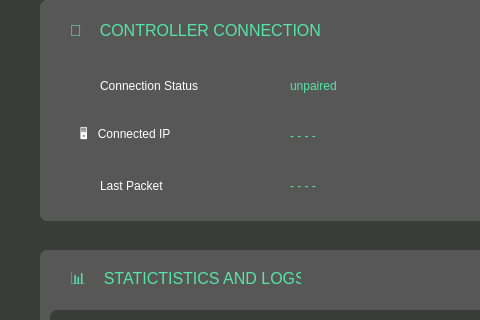
Above: gui/mainwindow.ui from Prashanth-DevO/Virtual_Remote_software_Linux before the change; both pictures show x 0 to 480 and y 240 to 560 of the 861 by 1058 pixel window. Below: the same form after it.
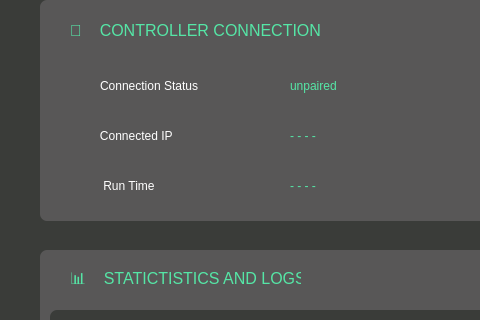
That is the form after the change.

Commit message: implemented server timer

```diff
--- a/gui/mainwindow.ui
+++ b/gui/mainwindow.ui
@@ -218,7 +218,7 @@
       <string notr="true">color:rgb(255, 255, 255)</string>
      </property>
      <property name="text">
-      <string>🖥   Connected IP      </string>
+      <string>      Connected IP      </string>
      </property>
     </widget>
     <widget class="QLabel" name="label_4">
@@ -234,7 +234,7 @@
       <string notr="true">color:rgb(255, 255, 255)</string>
      </property>
      <property name="text">
-      <string>Last Packet             </string>
+      <string> Run Time</string>
      </property>
     </widget>
     <widget class="QLabel" name="connectionStatusLabel">
```
Left out of the diff: 32 changed lines with no effect on the pictures. The commit also changes 2 other files.
